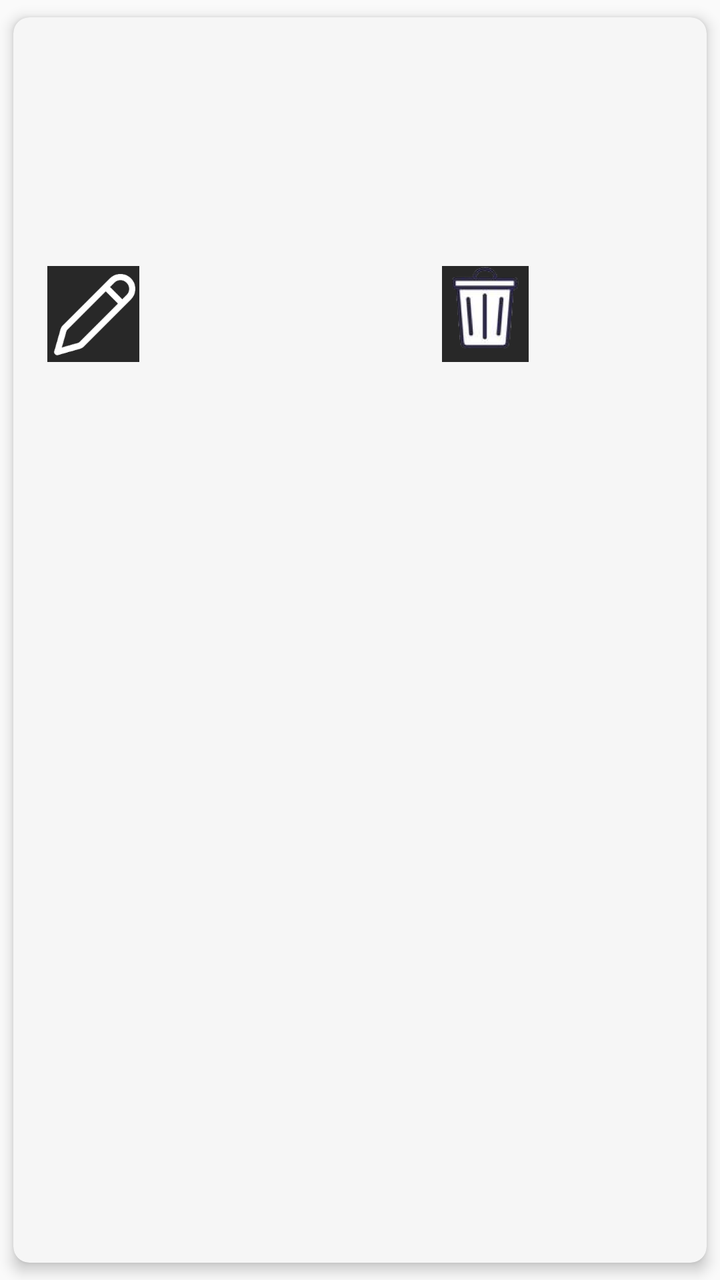
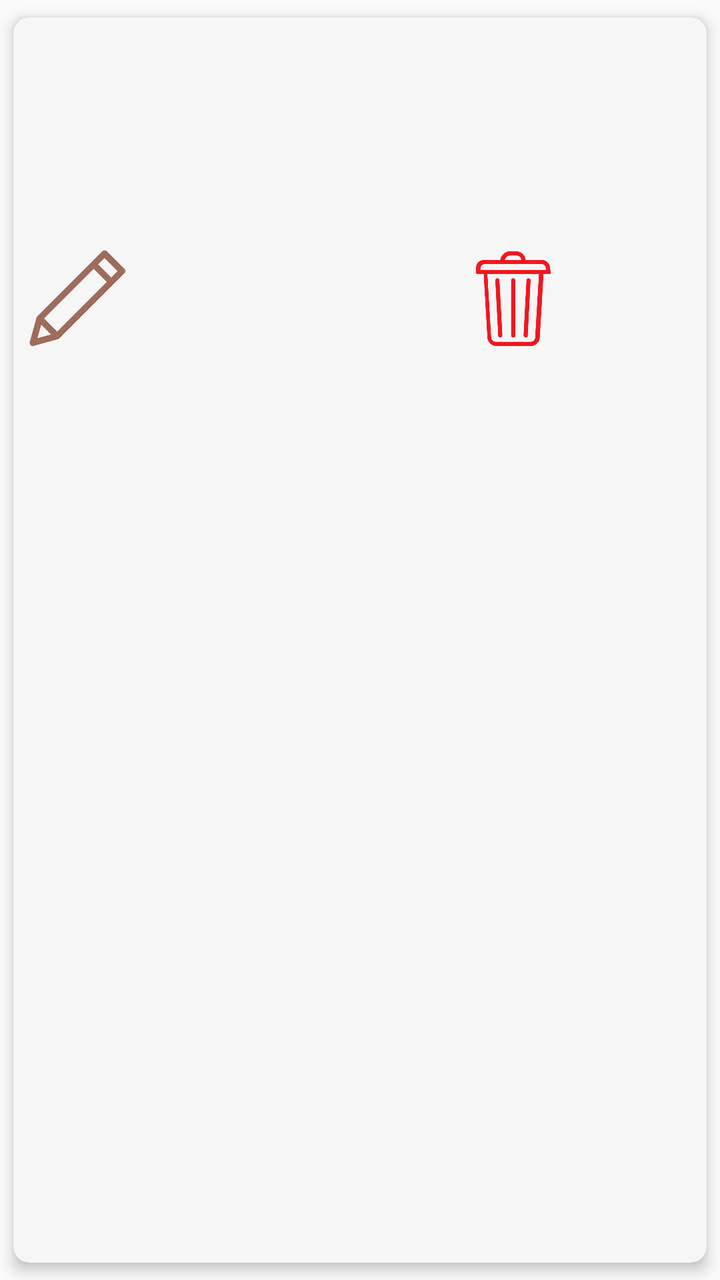

Screens rendered from an Android XML layout before and after an edit, with the pre-edit source and the edit as a unified diff.
<!-- AndroidManifest.xml: application theme Theme.Design.Light.NoActionBar -->
<!-- res/layout/item_block.xml -->
<?xml version="1.0" encoding="utf-8"?>
<androidx.cardview.widget.CardView
    xmlns:android="http://schemas.android.com/apk/res/android"
    xmlns:app="http://schemas.android.com/apk/res-auto"
    android:id="@+id/itemCardView"
    android:layout_width="match_parent"
    android:layout_height="wrap_content"
    app:cardBackgroundColor="#f6f6f6"
    android:layout_margin="8dp"
    app:cardCornerRadius="8dp"
    android:layout_marginTop="8dp"
    android:layout_marginBottom="8dp"
    app:cardElevation="4dp"
    app:cardMaxElevation="4dp"
    app:cardPreventCornerOverlap="true"
    app:cardUseCompatPadding="true">

    <LinearLayout
        android:layout_width="match_parent"
        android:layout_height="wrap_content"
        android:orientation="vertical"
        android:padding="16dp">

        <TextView
            android:id="@+id/itemNameTextView"
            android:layout_width="match_parent"
            android:layout_height="wrap_content"
            android:textColor="@android:color/black"
            android:textSize="18sp"
            android:textStyle="bold" />

        <TextView
            android:id="@+id/itemDueDateTextView"
            android:layout_width="match_parent"
            android:layout_height="wrap_content"
            android:textColor="@android:color/black"
            android:textSize="14sp"  />

        <TextView
            android:id="@+id/itemDueTimeTextView"
            android:layout_width="match_parent"
            android:layout_height="wrap_content"
            android:textColor="@android:color/black"
            android:textSize="14sp" />

        <TextView
            android:id="@+id/itemStatusTextView"
            android:layout_width="match_parent"
            android:layout_height="wrap_content"
            android:textColor="@android:color/black"
            android:textSize="14sp" />

        <TextView
            android:id="@+id/itemExtraTextView"
            android:layout_width="match_parent"
            android:layout_height="wrap_content"
            android:textColor="@android:color/black"
            android:textSize="14sp" />

        <LinearLayout
            android:layout_width="match_parent"
            android:layout_height="wrap_content"
            android:layout_marginTop="8dp"
            android:orientation="horizontal">

            <ImageButton
                android:id="@+id/editButton"
                android:layout_width="48dp"
                android:layout_height="48dp"
                android:background="?android:attr/selectableItemBackground"
                android:contentDescription="Edit item"
                android:scaleType="fitCenter"
                android:src="@drawable/edit" />

            <ImageButton
                android:id="@+id/deleteButton"
                android:layout_width="48dp"
                android:layout_height="48dp"
                android:layout_marginStart="148dp"
                android:background="?android:attr/selectableItemBackground"
                android:contentDescription="Delete item"
                android:scaleType="fitCenter"
                android:src="@drawable/tinytrash" />

        </LinearLayout>
    </LinearLayout>
</androidx.cardview.widget.CardView>
<!-- resources referenced by this layout -->
<resources>
  <!-- drawable edit: png bitmap (drawable, 11974 bytes) -->
  <!-- drawable tinytrash: png bitmap (drawable, 16619 bytes) -->
</resources>

<!-- the commit's change to res/layout/item_block.xml (unified diff, before → after) -->
@@ -5,13 +5,13 @@
     android:id="@+id/itemCardView"
     android:layout_width="match_parent"
     android:layout_height="wrap_content"
-    app:cardBackgroundColor="#f6f6f6"
     android:layout_margin="8dp"
     app:cardCornerRadius="8dp"
     android:layout_marginTop="8dp"
     android:layout_marginBottom="8dp"
     app:cardElevation="4dp"
-    app:cardMaxElevation="4dp"
+    app:cardBackgroundColor="#f6f6f6"
+    app:cardMaxElevation="0dp"
     app:cardPreventCornerOverlap="true"
     app:cardUseCompatPadding="true">
 
@@ -19,13 +19,13 @@
         android:layout_width="match_parent"
         android:layout_height="wrap_content"
         android:orientation="vertical"
-        android:padding="16dp">
+        android:padding="8dp">
 
         <TextView
             android:id="@+id/itemNameTextView"
             android:layout_width="match_parent"
             android:layout_height="wrap_content"
-            android:textColor="@android:color/black"
+            android:textColor="@color/black"
             android:textSize="18sp"
             android:textStyle="bold" />
 
@@ -67,20 +67,22 @@
                 android:id="@+id/editButton"
                 android:layout_width="48dp"
                 android:layout_height="48dp"
+                android:layout_marginEnd="170dp"
                 android:background="?android:attr/selectableItemBackground"
+                app:cardBackgroundColor="#f6f6f6"
                 android:contentDescription="Edit item"
                 android:scaleType="fitCenter"
-                android:src="@drawable/edit" />
+                android:src="@drawable/tinyedit" />
 
             <ImageButton
                 android:id="@+id/deleteButton"
                 android:layout_width="48dp"
                 android:layout_height="48dp"
-                android:layout_marginStart="148dp"
                 android:background="?android:attr/selectableItemBackground"
-                android:contentDescription="Delete item"
+                android:contentDescription="Garbage item"
                 android:scaleType="fitCenter"
-                android:src="@drawable/tinytrash" />
+                android:src="@drawable/tinytrash"
+                app:cardBackgroundColor="#f6f6f6" />
 
         </LinearLayout>
     </LinearLayout>
<!-- resource entries referenced after the edit -->
@@ -1,6 +1,7 @@
 <!-- resources referenced by this layout -->
 <resources>
-  <!-- drawable edit: png bitmap (drawable, 11974 bytes) -->
-  <!-- drawable tinytrash: png bitmap (drawable, 16619 bytes) -->
+  <color name="black">#FF000000</color>
+  <!-- drawable tinyedit: png bitmap (drawable, 10118 bytes) -->
+  <!-- drawable tinytrash: png bitmap (drawable, 15728 bytes) -->
 </resources>
 
